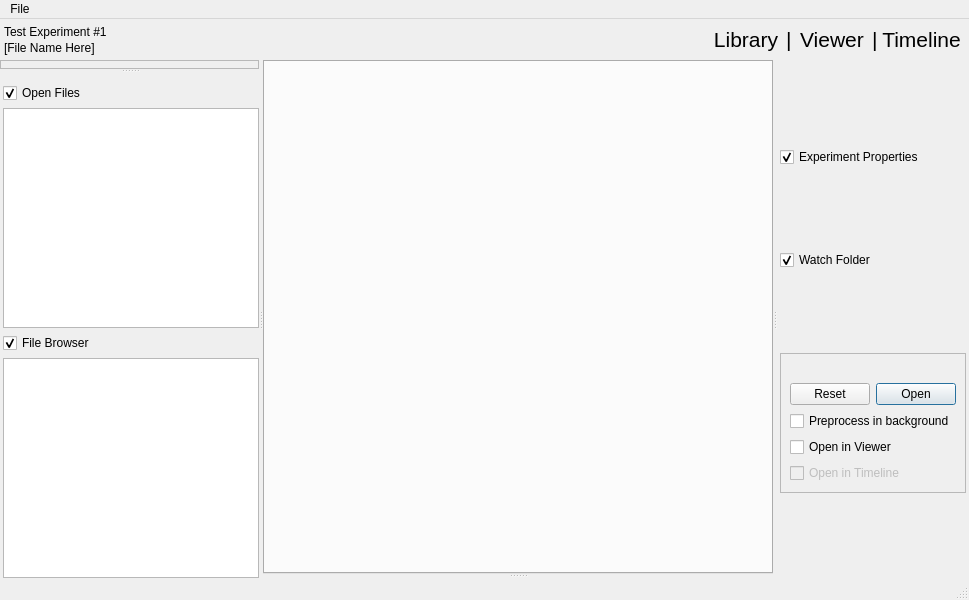
First picture: the form in hipies/gui/mainwindow.ui, repository ronpandolfi/Xi-cam, before the edit.
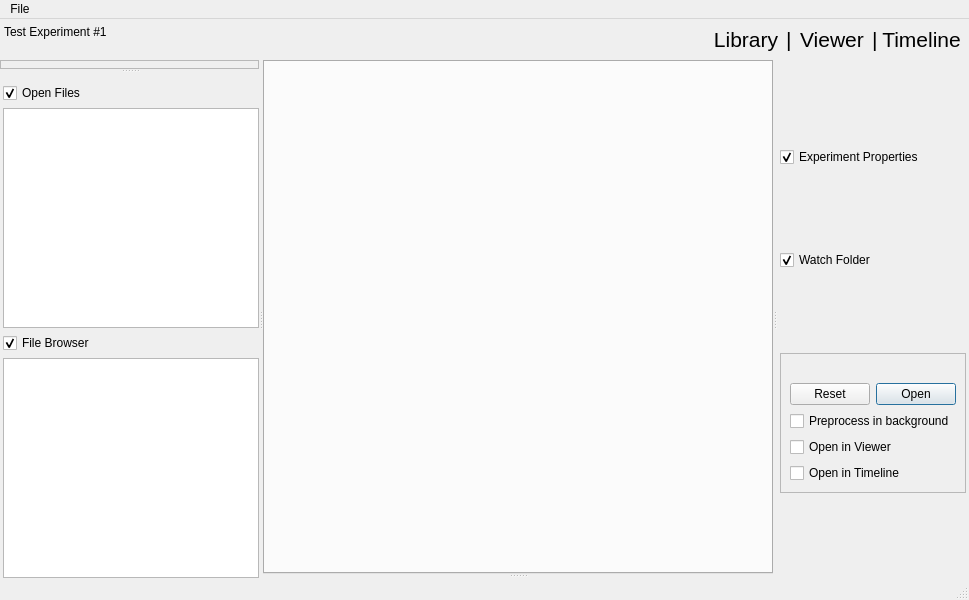
Second picture: the form after the edit. Icons and pictures are not drawn.

Patch:
```diff
--- a/hipies/gui/mainwindow.ui
+++ b/hipies/gui/mainwindow.ui
@@ -79,7 +79,7 @@
           <item>
            <widget class="QLabel" name="filenamelabel">
             <property name="text">
-             <string>[File Name Here]</string>
+                                                    <string></string>
             </property>
            </widget>
           </item>
@@ -609,7 +609,7 @@
              <item>
               <widget class="QCheckBox" name="autoTimeline">
                <property name="enabled">
-                <bool>false</bool>
+                                                                <bool>true</bool>
                </property>
                <property name="text">
                 <string>Open in Timeline</string>
```
Left out of the diff: 11 changed lines with no effect on the pictures. Lines whose indentation alone changed are shown as unchanged.
